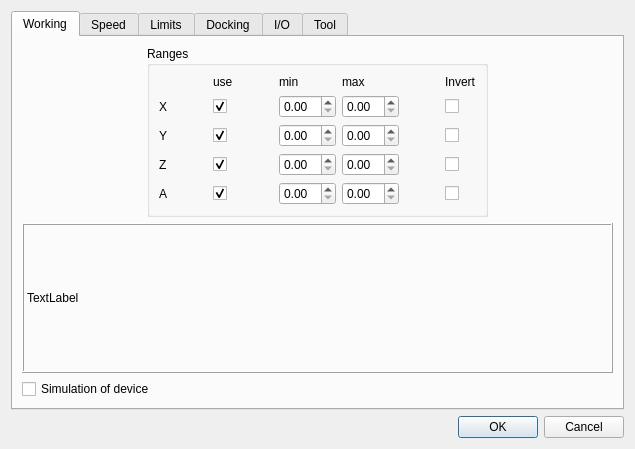
The window that sources/forms/Settings.ui (eduard-x/cnc-qt) describes before a commit, drawn with Qt 5.
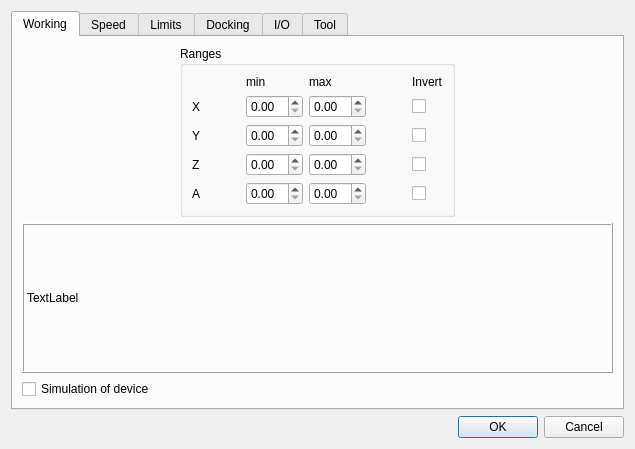
The same window after the commit.

Diff of the .ui file:
```diff
--- a/sources/forms/Settings.ui
+++ b/sources/forms/Settings.ui
@@ -40,36 +40,36 @@
           <string>Ranges</string>
          </property>
          <layout class="QGridLayout" name="gridLayout_4">
-          <item row="0" column="8">
+          <item row="0" column="6">
            <widget class="QLabel" name="labelMax">
             <property name="text">
              <string>max</string>
             </property>
            </widget>
           </item>
-          <item row="4" column="7">
+          <item row="4" column="5">
            <widget class="QDoubleSpinBox" name="doubleRangeMinA"/>
           </item>
-          <item row="2" column="7">
+          <item row="2" column="5">
            <widget class="QDoubleSpinBox" name="doubleRangeMinY"/>
           </item>
-          <item row="0" column="7">
+          <item row="0" column="5">
            <widget class="QLabel" name="labelMin">
             <property name="text">
              <string>min</string>
             </property>
            </widget>
           </item>
-          <item row="2" column="8">
+          <item row="2" column="6">
            <widget class="QDoubleSpinBox" name="doubleRangeMaxY"/>
           </item>
-          <item row="3" column="7">
+          <item row="3" column="5">
            <widget class="QDoubleSpinBox" name="doubleRangeMinZ"/>
           </item>
-          <item row="1" column="8">
+          <item row="1" column="6">
            <widget class="QDoubleSpinBox" name="doubleRangeMaxX"/>
           </item>
-          <item row="3" column="8">
+          <item row="3" column="6">
            <widget class="QDoubleSpinBox" name="doubleRangeMaxZ"/>
           </item>
           <item row="3" column="0">
@@ -79,6 +79,19 @@
             </property>
            </widget>
           </item>
+          <item row="2" column="3">
+           <spacer name="horizontalSpacer_17">
+            <property name="orientation">
+             <enum>Qt::Horizontal</enum>
+            </property>
+            <property name="sizeHint" stdset="0">
+             <size>
+              <width>40</width>
+              <height>20</height>
+             </size>
+            </property>
+           </spacer>
+          </item>
           <item row="1" column="0">
            <widget class="QLabel" name="label_14">
             <property name="text">
@@ -86,10 +99,10 @@
             </property>
            </widget>
           </item>
-          <item row="4" column="8">
+          <item row="4" column="6">
            <widget class="QDoubleSpinBox" name="doubleRangeMaxA"/>
           </item>
-          <item row="1" column="7">
+          <item row="1" column="5">
            <widget class="QDoubleSpinBox" name="doubleRangeMinX"/>
           </item>
           <item row="4" column="0">
@@ -106,102 +119,42 @@
             </property>
            </widget>
           </item>
-          <item row="2" column="10">
+          <item row="2" column="8">
            <widget class="QCheckBox" name="checkSwapY">
             <property name="text">
              <string/>
             </property>
            </widget>
           </item>
-          <item row="0" column="10">
+          <item row="0" column="8">
            <widget class="QLabel" name="labelSwap">
             <property name="text">
              <string>Invert</string>
             </property>
            </widget>
           </item>
-          <item row="1" column="10">
+          <item row="1" column="8">
            <widget class="QCheckBox" name="checkSwapX">
             <property name="text">
              <string/>
             </property>
            </widget>
           </item>
-          <item row="3" column="10">
+          <item row="3" column="8">
            <widget class="QCheckBox" name="checkSwapZ">
             <property name="text">
              <string/>
             </property>
            </widget>
           </item>
-          <item row="4" column="10">
+          <item row="4" column="8">
            <widget class="QCheckBox" name="checkSwapA">
             <property name="text">
              <string/>
             </property>
            </widget>
           </item>
-          <item row="1" column="4">
-           <widget class="QCheckBox" name="checkUseX">
-            <property name="text">
-             <string/>
-            </property>
-            <property name="checked">
-             <bool>true</bool>
-            </property>
-           </widget>
-          </item>
-          <item row="0" column="4">
-           <widget class="QLabel" name="labelUse">
-            <property name="text">
-             <string>use</string>
-            </property>
-           </widget>
-          </item>
-          <item row="2" column="4">
-           <widget class="QCheckBox" name="checkUseY">
-            <property name="text">
-             <string/>
-            </property>
-            <property name="checked">
-             <bool>true</bool>
-            </property>
-           </widget>
-          </item>
-          <item row="3" column="4">
-           <widget class="QCheckBox" name="checkUseZ">
-            <property name="text">
-             <string/>
-            </property>
-            <property name="checked">
-             <bool>true</bool>
-            </property>
-           </widget>
-          </item>
-          <item row="4" column="4">
-           <widget class="QCheckBox" name="checkUseA">
-            <property name="text">
-             <string/>
-            </property>
-            <property name="checked">
-             <bool>true</bool>
-            </property>
-           </widget>
-          </item>
-          <item row="2" column="1">
-           <spacer name="horizontalSpacer_6">
-            <property name="orientation">
-             <enum>Qt::Horizontal</enum>
-            </property>
-            <property name="sizeHint" stdset="0">
-             <size>
-              <width>40</width>
-              <height>20</height>
-             </size>
-            </property>
-           </spacer>
-          </item>
-          <item row="2" column="9">
+          <item row="2" column="7">
            <spacer name="horizontalSpacer_5">
             <property name="orientation">
              <enum>Qt::Horizontal</enum>
@@ -214,19 +167,6 @@
             </property>
            </spacer>
           </item>
-          <item row="2" column="5">
-           <spacer name="horizontalSpacer_17">
-            <property name="orientation">
-             <enum>Qt::Horizontal</enum>
-            </property>
-            <property name="sizeHint" stdset="0">
-             <size>
-              <width>40</width>
-              <height>20</height>
-             </size>
-            </property>
-           </spacer>
-          </item>
          </layout>
         </widget>
        </item>
@@ -322,7 +262,27 @@
         </spacer>
        </item>
        <item row="1" column="0">
-        <layout class="QGridLayout" name="gridLayout_5" columnstretch="0,0,0,0,0,0,0,0,0,0,0" columnminimumwidth="0,0,0,0,0,0,0,0,0,0,0">
+        <layout class="QGridLayout" name="gridLayout_5" columnstretch="0,0,0,0,0,0,0,0,0,0,0">
+         <item row="1" column="0">
+          <widget class="QCheckBox" name="checkUseX">
+           <property name="layoutDirection">
+            <enum>Qt::RightToLeft</enum>
+           </property>
+           <property name="text">
+            <string>X</string>
+           </property>
+          </widget>
+         </item>
+         <item row="0" column="10">
+          <widget class="QLabel" name="labelAcceleration">
+           <property name="text">
+            <string>Acceleration</string>
+           </property>
+           <property name="wordWrap">
+            <bool>true</bool>
+           </property>
+          </widget>
+         </item>
          <item row="2" column="6">
           <widget class="QDoubleSpinBox" name="doubleSpinStartY">
            <property name="minimumSize">
@@ -853,6 +813,36 @@
            </property>
           </spacer>
          </item>
+         <item row="2" column="0">
+          <widget class="QCheckBox" name="checkUseY">
+           <property name="layoutDirection">
+            <enum>Qt::RightToLeft</enum>
+           </property>
+           <property name="text">
+            <string>Y</string>
+           </property>
+          </widget>
+         </item>
+         <item row="3" column="0">
+          <widget class="QCheckBox" name="checkUseZ">
+           <property name="layoutDirection">
+            <enum>Qt::RightToLeft</enum>
+           </property>
+           <property name="text">
+            <string>Z</string>
+           </property>
+          </widget>
+         </item>
+         <item row="4" column="0">
+          <widget class="QCheckBox" name="checkUseA">
+           <property name="layoutDirection">
+            <enum>Qt::RightToLeft</enum>
+           </property>
+           <property name="text">
+            <string>A</string>
+           </property>
+          </widget>
+         </item>
         </layout>
        </item>
       </layout>
```
Left out of the diff: 57 changed lines with no effect on the pictures.
